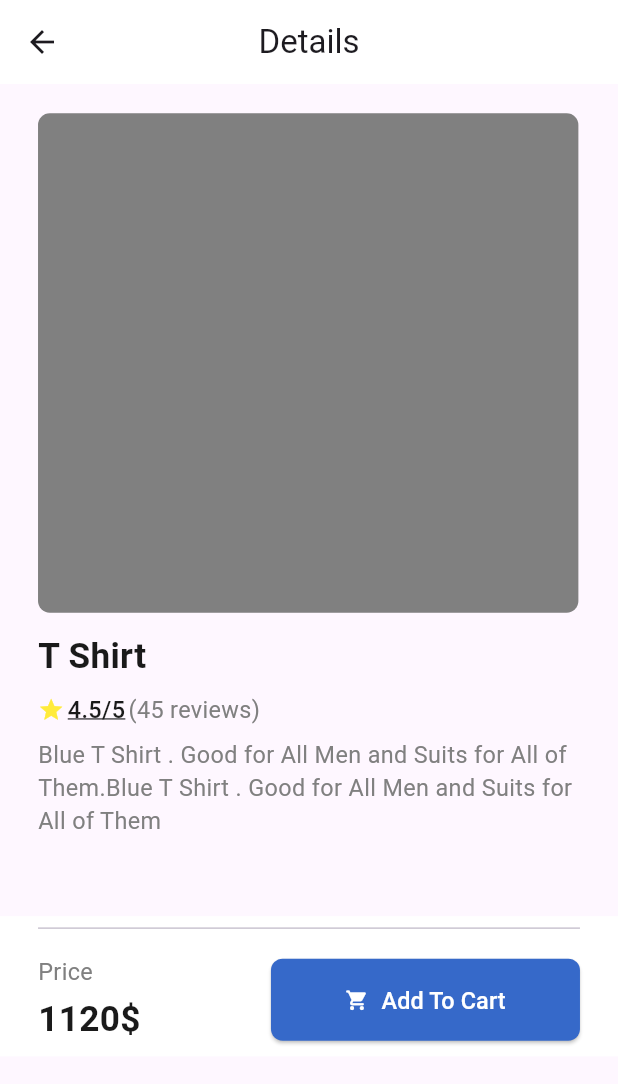
After one commit to OmarKhaled00e/ecommerce_app, a Flutter app: the ProductScreen screen opened by its route, on a phone screen of 412 x 824 dp. The commit adds this screen. Shown: the top 1084 px of the screen. Run offline on Flutter 3.47's test engine with Material 3 defaults, Android fonts, the phone set to English and light mode, and no system bars; our stand-ins replace flutter_screenutil, google_fonts.

Commit message:
add product screen ui done

```diff
--- a/lib/core/helper_functions/on_generate_routes.dart
+++ b/lib/core/helper_functions/on_generate_routes.dart
@@ -2,6 +2,7 @@ import 'package:ecommerce_app/features/auth/login_screen.dart';
 import 'package:ecommerce_app/features/auth/register_screen.dart';
 import 'package:ecommerce_app/features/home/home_screen.dart';
 import 'package:ecommerce_app/features/main/main_screen.dart';
+import 'package:ecommerce_app/features/product_screen/product_screen.dart';
 import 'package:flutter/material.dart';
 
 Route<dynamic> onGenerateRoute(RouteSettings settings) {
@@ -11,6 +12,9 @@ Route<dynamic> onGenerateRoute(RouteSettings settings) {
 
     case HomeScreen.routeName:
       return MaterialPageRoute(builder: (context) => const HomeScreen());
+
+    case ProductScreen.routeName:
+      return MaterialPageRoute(builder: (context) => const ProductScreen());
 
     case RegisterScreen.routName:
       return MaterialPageRoute(builder: (context) => const RegisterScreen());
--- a/lib/core/widgets/custom_button.dart
+++ b/lib/core/widgets/custom_button.dart
@@ -1,4 +1,3 @@
-
 import 'package:ecommerce_app/core/style/app_colors.dart';
 import 'package:flutter/material.dart';
 import 'package:flutter_screenutil/flutter_screenutil.dart';
@@ -11,13 +10,16 @@ class CustomButton extends StatelessWidget {
     this.width,
     this.height,
     this.bordersRadius,
-    this.textColor, this.onPressed, this.fontSize,
+    this.textColor,
+    this.onPressed,
+    this.fontSize, this.icon,
   });
   final String? text;
   final Color? color;
   final Color? textColor;
   final double? width;
   final double? fontSize;
+  final Widget? icon;
   final double? height;
   final double? bordersRadius;
   final void Function()? onPressed;
@@ -32,12 +34,20 @@ class CustomButton extends StatelessWidget {
         fixedSize: Size(width ?? 331.w, height ?? 56.h),
       ),
       onPressed: onPressed,
-      child: Text(
-        text ?? ' ',
-        style: TextStyle(color: textColor ?? Colors.white,
-        fontSize: fontSize ?? 16.sp,
-        fontWeight: FontWeight.w500,
-        ),
+      child: Row(
+        mainAxisAlignment: MainAxisAlignment.center,
+        children: [
+          icon != null ? icon! : SizedBox.shrink(),
+          icon != null ? SizedBox(width: 8.w,) : SizedBox.shrink(),
+          Text(
+            text ?? ' ',
+            style: TextStyle(
+              color: textColor ?? Colors.white,
+              fontSize: fontSize ?? 16.sp,
+              fontWeight: FontWeight.w500,
+            ),
+          ),
+        ],
       ),
     );
   }
--- a/lib/features/home/widgets/product_item.dart
+++ b/lib/features/home/widgets/product_item.dart
@@ -1,5 +1,6 @@
 import 'package:ecommerce_app/core/style/app_colors.dart';
 import 'package:ecommerce_app/core/style/app_text_styles.dart';
+import 'package:ecommerce_app/features/product_screen/product_screen.dart';
 import 'package:flutter/material.dart';
 import 'package:flutter_screenutil/flutter_screenutil.dart';
 
@@ -10,7 +11,11 @@ class ProductItem extends StatelessWidget {
 
   @override
   Widget build(BuildContext context) {
-    return Container(
+    return InkWell(
+      onTap: () {
+        Navigator.pushNamed(context, ProductScreen.routeName);
+      },
+      child: Container(
         child: Column(
           crossAxisAlignment: CrossAxisAlignment.start,
           children: [
@@ -28,6 +33,7 @@ class ProductItem extends StatelessWidget {
             Text(price, style: TextStyles.textProduct12Grey),
           ],
         ),
+      ),
     );
   }
 }
--- /dev/null
+++ b/lib/features/product_screen/product_screen.dart
@@ -0,0 +1,106 @@
+import 'package:ecommerce_app/core/style/app_colors.dart';
+import 'package:ecommerce_app/core/style/app_text_styles.dart';
+import 'package:ecommerce_app/core/widgets/custom_button.dart';
+import 'package:flutter/material.dart';
+import 'package:flutter_screenutil/flutter_screenutil.dart';
+
+class ProductScreen extends StatelessWidget {
+  const ProductScreen({super.key});
+  static const routeName = 'ProductScreen';
+  @override
+  Widget build(BuildContext context) {
+    return Scaffold(
+      appBar: AppBar(
+        title: Text('Details'),
+        centerTitle: true,
+        backgroundColor: Colors.white,
+      ),
+      body: Stack(
+        children: [
+          Padding(
+            padding: EdgeInsets.symmetric(horizontal: 24.w),
+            child: SingleChildScrollView(
+              child: Column(
+                crossAxisAlignment: CrossAxisAlignment.start,
+                children: [
+                  SizedBox(height: 20.h),
+                  Container(
+                    width: 341.w,
+                    height: 341.h,
+                    decoration: BoxDecoration(
+                      color: AppColors.grey,
+                      borderRadius: BorderRadius.circular(8.r),
+                    ),
+                  ),
+                  SizedBox(height: 12.h),
+                  Text('T Shirt ', style: TextStyles.textPrduct24Black),
+                  SizedBox(height: 8.h),
+                  Row(
+                    children: [
+                      Icon(Icons.star, color: Colors.yellow, size: 18.sp),
+                      SizedBox(width: 2.w),
+                      Text(
+                        '4.5/5',
+                        style: TextStyles.text16Mediuam.copyWith(
+                          decoration: TextDecoration.underline,
+                        ),
+                      ),
+                      SizedBox(width: 2.w),
+                      Text('(45 reviews)', style: TextStyles.text16Grey),
+                    ],
+                  ),
+                  SizedBox(height: 8.h),
+                  Text(
+                    'Blue T Shirt . Good for All Men and Suits for All of Them.Blue T Shirt . Good for All Men and Suits for All of Them',
+                    style: TextStyles.text16Grey,
+                  ),
+                  SizedBox(height: 150.h,),
+                ],
+              ),
+            ),
+          ),
+          Positioned(
+            bottom: 0,
+
+            child: Container(
+              color: Colors.white,
+              padding: EdgeInsets.symmetric(horizontal: 24.w),
+              width: MediaQuery.of(context).size.width,
+              child: Column(
+                children: [
+                  Divider(),
+                  SizedBox(height: 10.h),
+                  Row(
+                    mainAxisAlignment: MainAxisAlignment.spaceBetween,
+                    children: [
+                      Column(
+                        crossAxisAlignment: CrossAxisAlignment.start,
+                        children: [
+                          Text('Price', style: TextStyles.text16Grey),
+                          SizedBox(height: 4.h),
+                          Text('1120\$', style: TextStyles.textPrduct24Black),
+                        ],
+                      ),
+                      SizedBox(width: 16),
+                      CustomButton(
+                        icon: Icon(
+                          Icons.shopping_cart_rounded,
+                          color: Colors.white,
+                          size: 16.sp,
+                        ),
+                        width: MediaQuery.of(context).size.width * .5,
+                        text: 'Add To Cart',
+                        onPressed: () {},
+                      ),
+                    ],
+                  ),
+                  SizedBox(height: 8.h),
+                ],
+              ),
+            ),
+          ),
+        ],
+      ),
+    );
+  }
+}
```
Lines whose indentation alone changed are shown as unchanged.
